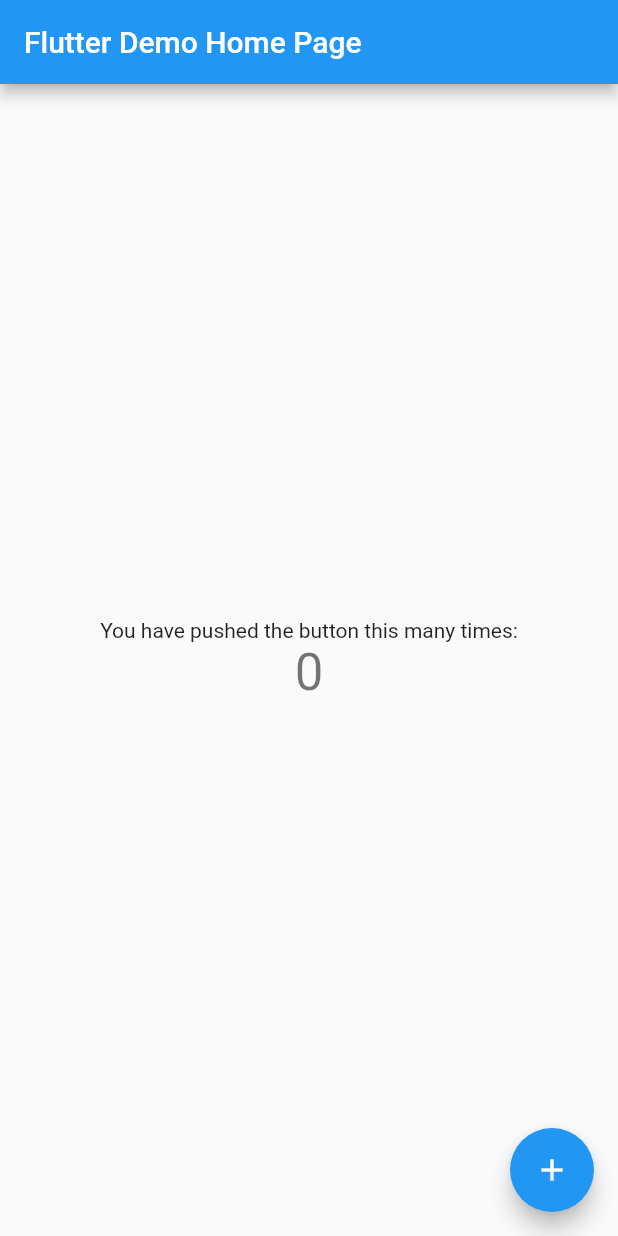
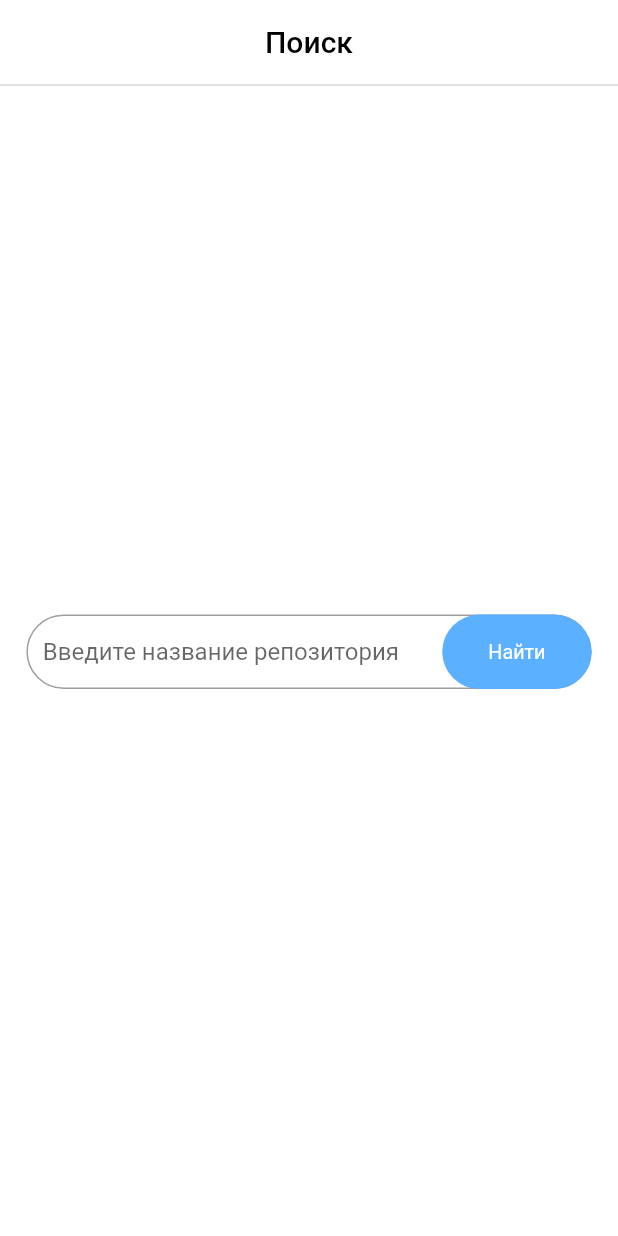
Before and after one commit to bulletBane/search_repos, a Flutter app: the screen it shows after launch, on a phone screen of 412 x 824 dp. Run offline on Flutter 3.47's test engine with Material 2 defaults, Android fonts, the phone set to English and light mode, and no system bars; our stand-ins replace bloc, date_format, flutter_bloc, flutter_screenutil.

Commit message:
finish job

```diff
--- /dev/null
+++ b/lib/business_logic/search_repos_cubit/search_repos_state.dart
@@ -0,0 +1,20 @@
+part of 'search_repos_cubit.dart';
+
+@immutable
+abstract class SearchReposState {}
+
+class SearchReposInitial extends SearchReposState {}
+
+class SearchReposSucces extends SearchReposState {
+  final Repos repos;
+
+  SearchReposSucces({this.repos});
+}
+
+class SearchReposStart extends SearchReposState {}
+
+class SearchReposFailed extends SearchReposState {
+  final String e;
+
+  SearchReposFailed(this.e);
+}
--- /dev/null
+++ b/lib/data/repository.dart
@@ -0,0 +1,71 @@
+import 'dart:convert';
+
+Repos reposFromJson(String str) => Repos.fromJson(json.decode(str));
+
+String reposToJson(Repos data) => json.encode(data.toJson());
+
+class Repos {
+  Repos({
+    this.totalCount,
+    this.items,
+  });
+
+  int totalCount;
+  List<Item> items;
+
+  factory Repos.fromJson(Map<String, dynamic> json) => Repos(
+        totalCount: json["total_count"],
+        items: List<Item>.from(json["items"].map((x) => Item.fromJson(x))),
+      );
+
+  Map<String, dynamic> toJson() => {
+        "total_count": totalCount,
+        "items": List<dynamic>.from(items.map((x) => x.toJson())),
+      };
+}
+
+class Item {
+  Item({this.id, this.name, this.owner, this.score, this.updatedAt});
+
+  int id;
+  String name;
+  Owner owner;
+  DateTime updatedAt;
+  double score;
+
+  factory Item.fromJson(Map<String, dynamic> json) => Item(
+        id: json["id"],
+        name: json["name"],
+        owner: Owner.fromJson(json["owner"]),
+        updatedAt: DateTime.parse(json["updated_at"]),
+        score: json["score"],
+      );
+
+  Map<String, dynamic> toJson() => {
+        "id": id,
+        "name": name,
+        "owner": owner.toJson(),
+        "updated_at": updatedAt.toIso8601String(),
+        "score": score,
+      };
+}
+
+class Owner {
+  Owner({
+    this.login,
+    this.avatarUrl,
+  });
+
+  String login;
+  String avatarUrl;
+
+  factory Owner.fromJson(Map<String, dynamic> json) => Owner(
+        login: json["login"],
+        avatarUrl: json["avatar_url"],
+      );
+
+  Map<String, dynamic> toJson() => {
+        "login": login,
+        "avatar_url": avatarUrl,
+      };
+}
--- a/lib/main.dart
+++ b/lib/main.dart
@@ -1,113 +1,41 @@
+import 'dart:ui';
+
 import 'package:flutter/material.dart';
+import 'package:flutter_bloc/flutter_bloc.dart';
+import 'package:flutter_screenutil/flutter_screenutil.dart';
+import 'package:job_test/business_logic/search_repos_cubit/search_repos_cubit.dart';
+import 'package:job_test/presentation/shared/colors.dart';
+import 'package:job_test/presentation/search_page.dart';
 
 void main() {
-  runApp(MyApp());
+  runApp(ScreenUtilInit(
+      allowFontScaling: true, designSize: Size(375, 667), child: MyApp()));
 }
 
 class MyApp extends StatelessWidget {
-  // This widget is the root of your application.
   @override
   Widget build(BuildContext context) {
     return MaterialApp(
       title: 'Flutter Demo',
       theme: ThemeData(
-        // This is the theme of your application.
-        //
-        // Try running your application with "flutter run". You'll see the
-        // application has a blue toolbar. Then, without quitting the app, try
-        // changing the primarySwatch below to Colors.green and then invoke
-        // "hot reload" (press "r" in the console where you ran "flutter run",
-        // or simply save your changes to "hot reload" in a Flutter IDE).
-        // Notice that the counter didn't reset back to zero; the application
-        // is not restarted.
+        textButtonTheme: TextButtonThemeData(
+          style: TextButton.styleFrom(
+              backgroundColor: Clrs.blue,
+              padding: EdgeInsets.symmetric(horizontal: 28.w, vertical: 14.h),
+              textStyle: TextStyle(fontSize: 12.ssp),
+              shape: RoundedRectangleBorder(
+                  borderRadius: BorderRadius.circular(50.ssp))),
+        ),
+        appBarTheme: AppBarTheme(
+            centerTitle: true,
+            backgroundColor: Colors.white,
+            foregroundColor: Colors.black),
         primarySwatch: Colors.blue,
       ),
-      home: MyHomePage(title: 'Flutter Demo Home Page'),
+      home: BlocProvider(
+        create: (context) => SearchReposCubit(),
+        child: SearchReposPage(),
+      ),
     );
   }
 }
-
-class MyHomePage extends StatefulWidget {
-  MyHomePage({Key key, this.title}) : super(key: key);
-
-  // This widget is the home page of your application. It is stateful, meaning
-  // that it has a State object (defined below) that contains fields that affect
-  // how it looks.
-
-  // This class is the configuration for the state. It holds the values (in this
-  // case the title) provided by the parent (in this case the App widget) and
-  // used by the build method of the State. Fields in a Widget subclass are
-  // always marked "final".
-
-  final String title;
-
-  @override
-  _MyHomePageState createState() => _MyHomePageState();
-}
-
-class _MyHomePageState extends State<MyHomePage> {
-  int _counter = 0;
-
-  void _incrementCounter() {
-    setState(() {
-      // This call to setState tells the Flutter framework that something has
-      // changed in this State, which causes it to rerun the build method below
-      // so that the display can reflect the updated values. If we changed
-      // _counter without calling setState(), then the build method would not be
-      // called again, and so nothing would appear to happen.
-      _counter++;
-    });
-  }
-
-  @override
-  Widget build(BuildContext context) {
-    // This method is rerun every time setState is called, for instance as done
-    // by the _incrementCounter method above.
-    //
-    // The Flutter framework has been optimized to make rerunning build methods
-    // fast, so that you can just rebuild anything that needs updating rather
-    // than having to individually change instances of widgets.
-    return Scaffold(
-      appBar: AppBar(
-        // Here we take the value from the MyHomePage object that was created by
-        // the App.build method, and use it to set our appbar title.
-        title: Text(widget.title),
-      ),
-      body: Center(
-        // Center is a layout widget. It takes a single child and positions it
-        // in the middle of the parent.
-        child: Column(
-          // Column is also a layout widget. It takes a list of children and
-          // arranges them vertically. By default, it sizes itself to fit its
-          // children horizontally, and tries to be as tall as its parent.
-          //
-          // Invoke "debug painting" (press "p" in the console, choose the
-          // "Toggle Debug Paint" action from the Flutter Inspector in Android
-          // Studio, or the "Toggle Debug Paint" command in Visual Studio Code)
-          // to see the wireframe for each widget.
-          //
-          // Column has various properties to control how it sizes itself and
-          // how it positions its children. Here we use mainAxisAlignment to
-          // center the children vertically; the main axis here is the vertical
-          // axis because Columns are vertical (the cross axis would be
-          // horizontal).
-          mainAxisAlignment: MainAxisAlignment.center,
-          children: <Widget>[
-            Text(
-              'You have pushed the button this many times:',
-            ),
-            Text(
-              '$_counter',
-              style: Theme.of(context).textTheme.headline4,
-            ),
-          ],
-        ),
-      ),
-      floatingActionButton: FloatingActionButton(
-        onPressed: _incrementCounter,
-        tooltip: 'Increment',
-        child: Icon(Icons.add),
-      ), // This trailing comma makes auto-formatting nicer for build methods.
-    );
-  }
-}
--- /dev/null
+++ b/lib/presentation/search_page.dart
@@ -0,0 +1,97 @@
+import 'package:flutter/material.dart';
+import 'package:flutter_bloc/flutter_bloc.dart';
+import 'package:job_test/business_logic/search_repos_cubit/search_repos_cubit.dart';
+import 'package:job_test/presentation/shared/colors.dart';
+import 'package:job_test/presentation/repos_list_page.dart';
+import 'package:job_test/presentation/widgets.dart';
+
+class SearchReposPage extends StatefulWidget {
+  SearchReposPage({Key key}) : super(key: key);
+
+  @override
+  _SearchReposPageState createState() => _SearchReposPageState();
+}
+
+class _SearchReposPageState extends State<SearchReposPage> {
+  TextEditingController _controller = TextEditingController();
+  String text;
+  @override
+  void initState() {
+    super.initState();
+  }
+
+  @override
+  Widget build(BuildContext context) {
+    return BlocListener<SearchReposCubit, SearchReposState>(
+        listener: (context, state) {
+          if (state is SearchReposSucces) {
+            setState(() {
+              text = _controller.text;
+              _controller.text = '';
+            });
+            Navigator.push(
+                context,
+                MaterialPageRoute(
+                  builder: (context) => BlocProvider(
+                    create: (context) => SearchReposCubit(),
+                    child: ReposListPage(
+                      text: text,
+                      totalCount: state.repos.totalCount,
+                      repos: state.repos,
+                    ),
+                  ),
+                ));
+          }
+        },
+        child: Scaffold(
+            backgroundColor: Colors.white,
+            appBar: appBar(title: "Поиск"),
+            body: Padding(
+              padding: const EdgeInsets.symmetric(horizontal: 0),
+              child: BlocBuilder<SearchReposCubit, SearchReposState>(
+                builder: (context, state) {
+                  if (state is SearchReposStart) {
+                    return Center(
+                      child: Column(
+                        mainAxisSize: MainAxisSize.min,
+                        children: [
+                          Text("Ищем ваши репозитории.."),
+                          SizedBox(
+                            height: 8,
+                          ),
+                          CircularProgressIndicator(
+                            valueColor:
+                                AlwaysStoppedAnimation<Color>(Clrs.blue),
+                          )
+                        ],
+                      ),
+                    );
+                  }
+                  if (state is SearchReposFailed) {
+                    return Center(
+                      child: Column(
+                        mainAxisSize: MainAxisSize.min,
+                        children: [
+                          Text(state.e),
+                          TextButton(
+                              onPressed: () =>
+                                  BlocProvider.of<SearchReposCubit>(context)
+                                      .resetSearch(),
+                              child: Text('Искать заново'))
+                        ],
+                      ),
+                    );
+                  }
+                  if (state is SearchReposInitial) {
+                    return searchFiled(
+                        controller: _controller,
+                        onPressed: () =>
+                            BlocProvider.of<SearchReposCubit>(context)
+                                .getRepo(text: _controller.text));
+                  }
+                  return Container();
+                },
+              ),
+            )));
+  }
+}
--- /dev/null
+++ b/lib/presentation/shared/colors.dart
@@ -0,0 +1,8 @@
+import 'package:flutter/material.dart';
+
+class Clrs {
+  static const blue = Color(0xFFB58AFFF);
+  static const gray = Color(0xFFBA6A6A6);
+  static const grayBorder = Color(0xFFBDFDFDF);
+  static const red = Color(0xFFBFF647C);
+}
--- /dev/null
+++ b/lib/presentation/widgets.dart
@@ -0,0 +1,128 @@
+import 'dart:ui';
+
+import 'package:flutter/material.dart';
+import 'package:flutter_bloc/flutter_bloc.dart';
+import 'package:flutter_screenutil/flutter_screenutil.dart';
+import 'package:job_test/business_logic/search_repos_cubit/search_repos_cubit.dart';
+import 'shared/colors.dart';
+
+AppBar appBar({@required String title}) {
+  return AppBar(
+    elevation: 0,
+    title: Text(
+      title,
+      style: TextStyle(
+        color: Colors.black,
+      ),
+    ),
+    bottom: PreferredSize(
+        child: Divider(
+          height: 0,
+          thickness: 1.h,
+          color: Clrs.grayBorder,
+        ),
+        preferredSize: Size.fromHeight(1.h)),
+  );
+}
+
+SliverAppBar sAppBar(BuildContext context, {@required String title}) {
+  return SliverAppBar(
+    elevation: 0,
+    pinned: true,
+    floating: true,
+    snap: true,
+    automaticallyImplyLeading: false,
+    leading: InkWell(
+      onTap: () {
+        BlocProvider.of<SearchReposCubit>(context).resetSearch();
+        Navigator.pop(context);
+      },
+      child: Icon(
+        Icons.arrow_back_ios_outlined,
+        color: Colors.black,
+        size: 16.ssp,
+      ),
+    ),
+    bottom: PreferredSize(
+        child: Divider(
+          height: 0,
+          thickness: 1.h,
+          color: Clrs.grayBorder,
+        ),
+        preferredSize: Size.fromHeight(1.h)),
+    title: Text(title,
+        style: TextStyle(
+          color: Colors.black,
+        )),
+  );
+}
+
+RichText queryTitle({@required String query}) {
+  return RichText(
+      text: TextSpan(
+          style: TextStyle(
+              letterSpacing: 0.9.w,
+              color: Clrs.gray,
+              fontSize: 10.ssp,
+              fontWeight: FontWeight.w600),
+          children: [
+        TextSpan(text: 'по запросу: '.toUpperCase()),
+        TextSpan(
+            text: '"$query"'.toUpperCase(),
+            style: TextStyle(
+                color: Clrs.blue,
+                fontSize: 10.ssp,
+                fontWeight: FontWeight.w600))
+      ]));
+}
+
+OutlineInputBorder border(Color color) {
+  return OutlineInputBorder(
+      borderRadius: BorderRadius.circular(50.ssp),
+      borderSide: BorderSide(color: color, width: 1.h));
+}
+
+TextButton searchButton({VoidCallback onPressed}) {
+  return TextButton(
+      onPressed: onPressed,
+      child: Text(
+        'Найти',
+        style: TextStyle(color: Colors.white, fontSize: 12.ssp),
+      ));
+}
+
+TextStyle gray600TextStyle({FontWeight fontWeight}) {
+  return TextStyle();
+}
+
+Widget searchFiled({VoidCallback onPressed, TextEditingController controller}) {
+  return Center(
+      child: SizedBox(
+    height: 50.h,
+    width: 343.w,
+    child: TextFormField(
+      controller: controller,
+      keyboardType: TextInputType.text,
+      textInputAction: TextInputAction.search,
+      decoration: InputDecoration(
+          contentPadding: EdgeInsets.all(10.ssp),
+          border: border(Clrs.grayBorder),
+          focusedBorder: border(Clrs.blue),
+          errorBorder: border(Clrs.red),
+          hintText: 'Введите название репозитория',
+          suffixIcon: searchButton(onPressed: onPressed)),
+    ),
+  ));
+}
+
+// FlatButton searchButton({VoidCallback onPressed}) {
+//   return FlatButton(
+//       color: Clrs.blue,
+//       shape:
+//           RoundedRectangleBorder(borderRadius: BorderRadius.circular(50.ssp)),
+//       onPressed: onPressed,
+//       child: Text(
+//         'Найти',
+//         style: TextStyle(color: Colors.white),
+//       ));
+// }
```
Also changed, not shown: lib/business_logic/search_repos_cubit/search_repos_cubit.dart (added, +33 -0 lines), lib/presentation/repo_widget.dart (added, +109 -0 lines), lib/presentation/repos_list_page.dart (added, +61 -0 lines), lib/presentation/shared/rus_locale.dart (added, +61 -0 lines), pubspec.yaml (+4 -9 lines), pubspec.lock.
